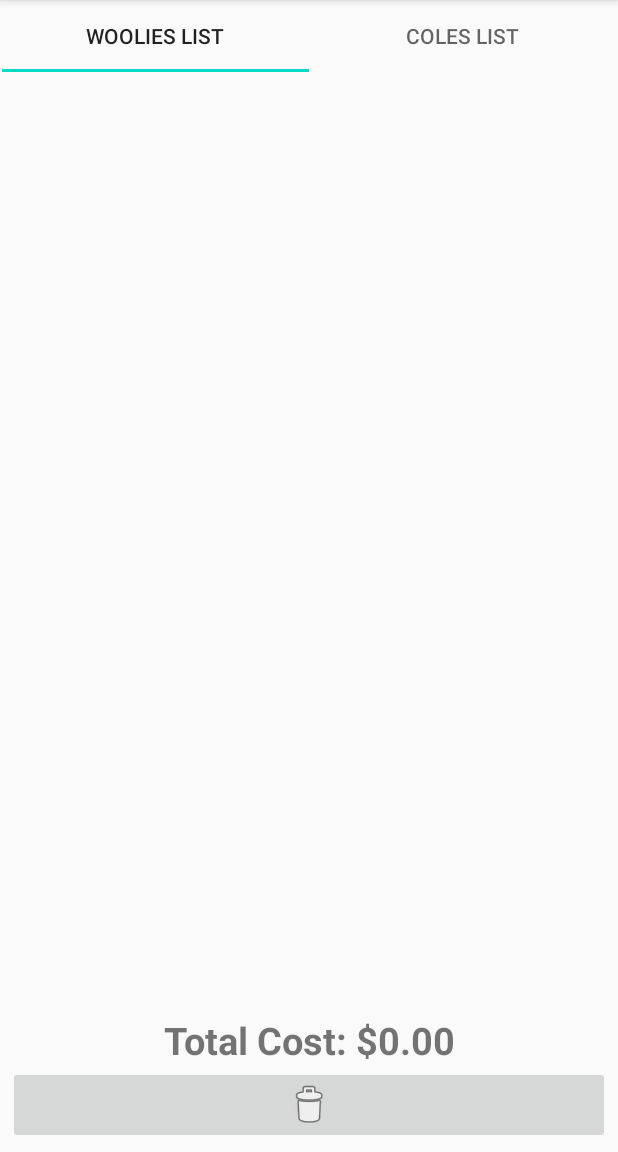
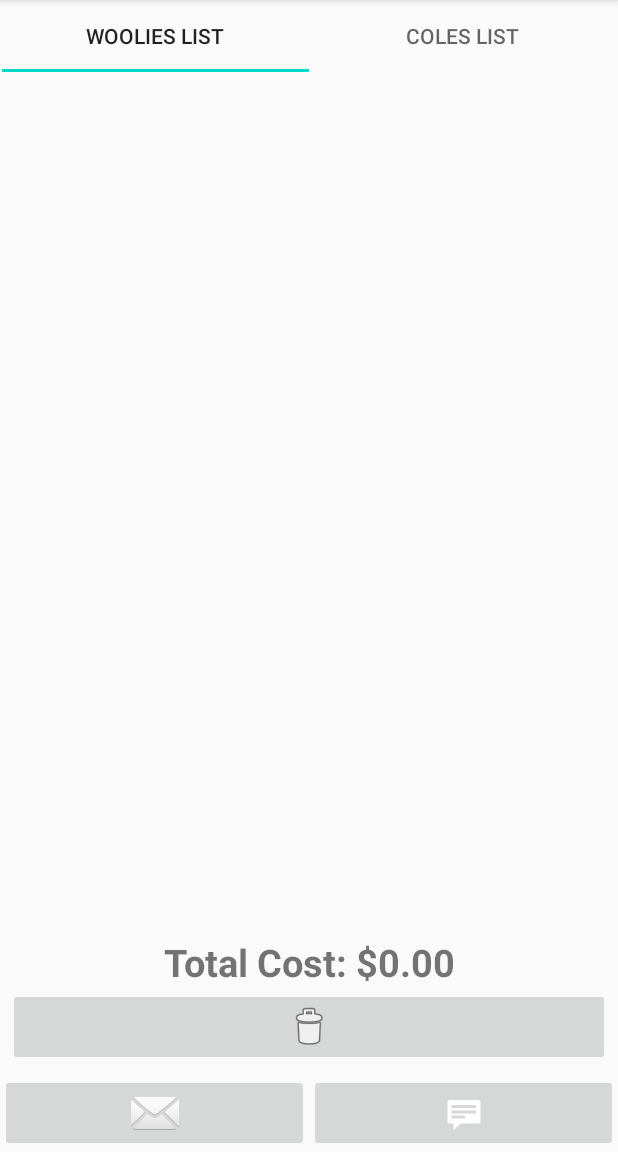
Before and after one commit to LakshanMartin/Weekly_Specials, an Android app: the ShoppingListsActivity screen opened directly, with no data from a screen before it, on a phone screen of 412 x 824 dp, the part 84-1236 px from its top. Run offline under Robolectric (Android 15) with nearby library versions, the phone set to English and light mode, and no system bars; 1 statement that could not run was skipped.

Commit message:
New Features: - New list layout - Can now email lists
TODO:
- SMS lists
- Implement AsyncTask or Pipeline for database operations
- Colourise tabs in shopping list activity

```diff
--- a/app/src/main/java/curtin/edu/au/weeklyspecials/Fragments/WooliesListFragment.java
+++ b/app/src/main/java/curtin/edu/au/weeklyspecials/Fragments/WooliesListFragment.java
@@ -1,5 +1,7 @@
 package curtin.edu.au.weeklyspecials.Fragments;
 
+import android.app.AlertDialog;
+import android.content.DialogInterface;
 import android.content.Intent;
 import android.database.Cursor;
 import android.os.Bundle;
@@ -10,9 +12,11 @@ import androidx.fragment.app.Fragment;
 import androidx.recyclerview.widget.GridLayoutManager;
 import androidx.recyclerview.widget.RecyclerView;
 
+import android.util.Log;
 import android.view.LayoutInflater;
 import android.view.View;
 import android.view.ViewGroup;
+import android.widget.EditText;
 import android.widget.ImageButton;
 import android.widget.TextView;
 
@@ -117,7 +121,7 @@ public class WooliesListFragment extends Fragment
     private class ItemDataVHolder extends RecyclerView.ViewHolder
     {
         private TextView txtVDesc, txtVCost, txtVQty;
-        private ImageButton imgBDelete;
+        private ImageButton imgBEditItem, imgBDelete;
 
         public ItemDataVHolder(LayoutInflater inflater, ViewGroup parent)
         {
@@ -125,7 +129,55 @@ public class WooliesListFragment extends Fragment
             txtVDesc = (TextView)itemView.findViewById(R.id.txtVDesc);
             txtVCost = (TextView)itemView.findViewById(R.id.txtVCost);
             txtVQty = (TextView)itemView.findViewById(R.id.txtVQty);
+            imgBEditItem = (ImageButton)itemView.findViewById(R.id.imgBEditItem);
             imgBDelete = (ImageButton)itemView.findViewById(R.id.imgBDelete);
+
+            /*imgBEditItem.setOnClickListener(new View.OnClickListener()
+            {
+                @Override
+                public void onClick(View view)
+                {
+
+                    AlertDialog.Builder builder = new AlertDialog.Builder(getActivity(), R.style.Theme_AppCompat_DayNight_Dialog_Alert);
+
+                    final View customLayout = getLayoutInflater().inflate(R.layout.edit_item_layout, null);
+
+                    //INSTANTIATE new layout
+                    final EditText popupDesc = (EditText)customLayout.findViewById(R.id.popupDesc);
+                    final EditText popupCost = (EditText)customLayout.findViewById(R.id.popupCost);
+                    final EditText popupQty = (EditText)customLayout.findViewById(R.id.popupQty);
+
+                    builder.setView(customLayout);
+
+                    builder.setTitle("Edit Item Details");
+
+                    builder.setPositiveButton("Ok", new DialogInterface.OnClickListener()
+                    {
+                        @Override
+                        public void onClick(DialogInterface dialogInterface, int i)
+                        {
+                            int itemPosition = getAbsoluteAdapterPosition();
+                            ItemData toEdit = wooliesList.getShoppingList().get(itemPosition);
+
+                            popupDesc.setText("Hello");
+                            Log.d("Desc", toEdit.getDesc());
+                            popupCost.setText(Double.toString(toEdit.getCost()));
+
+                            popupQty.setText(toEdit.getQty());
+                        }
+                    }).setNegativeButton("Cancel", new DialogInterface.OnClickListener()
+                    {
+                        @Override
+                        public void onClick(DialogInterface dialogInterface, int i)
+                        {
+                            dialogInterface.cancel();
+                        }
+                    });
+
+                    AlertDialog dialog = builder.create();
+                    dialog.show();
+                }
+            });*/
 
             imgBDelete.setOnClickListener(new View.OnClickListener()
             {
--- a/app/src/main/java/curtin/edu/au/weeklyspecials/ShoppingListsActivity.java
+++ b/app/src/main/java/curtin/edu/au/weeklyspecials/ShoppingListsActivity.java
@@ -5,6 +5,8 @@ import androidx.viewpager.widget.ViewPager;
 
 import android.content.Intent;
 import android.os.Bundle;
+import android.view.View;
+import android.widget.ImageButton;
 
 import com.google.android.material.tabs.TabItem;
 import com.google.android.material.tabs.TabLayout;
@@ -15,6 +17,7 @@ public class ShoppingListsActivity extends AppCompatActivity
 {
     private TabLayout tabLayout;
     private ViewPager viewPager;
+    private ImageButton imgBEmail, imgBSMS;
 
     @Override
     protected void onCreate(Bundle savedInstanceState)
@@ -26,6 +29,8 @@ public class ShoppingListsActivity extends AppCompatActivity
         TabItem wooliesTab = findViewById(R.id.wooliesTab);
         TabItem colesTab = findViewById(R.id.colesTab);
         viewPager = findViewById(R.id.viewPager);
+        imgBEmail = (ImageButton) findViewById(R.id.imgBEmail);
+        imgBSMS = (ImageButton) findViewById(R.id.imgBSMS);
 
         PagerAdapter pagerAdapter =
                 new PagerAdapter(getSupportFragmentManager(),
@@ -59,6 +64,16 @@ public class ShoppingListsActivity extends AppCompatActivity
 
             }
         });
+
+        imgBEmail.setOnClickListener(new View.OnClickListener()
+        {
+            @Override
+            public void onClick(View view)
+            {
+                Intent intent = new Intent(ShoppingListsActivity.this, EmailListActivity.class);
+                startActivity(intent);
+            }
+        });
     }
 
     private void setActiveTab(int listID)
--- a/app/src/main/res/layout/activity_shopping_lists.xml
+++ b/app/src/main/res/layout/activity_shopping_lists.xml
@@ -36,13 +36,33 @@
         android:id="@+id/viewPager"
         android:layout_width="0dp"
         android:layout_height="0dp"
-        android:layout_marginTop="5dp"
-        android:layout_marginLeft="5dp"
-        android:layout_marginRight="5dp"
-        android:layout_marginBottom="5dp"
+        android:layout_margin="5dp"
         app:layout_constraintTop_toBottomOf="@+id/tabBar"
         app:layout_constraintStart_toStartOf="parent"
         app:layout_constraintEnd_toEndOf="parent"
-        app:layout_constraintBottom_toBottomOf="parent"/>
+        app:layout_constraintBottom_toTopOf="@+id/imgBEmail"/>
+
+    <ImageButton
+        android:id="@+id/imgBEmail"
+        android:layout_width="0dp"
+        android:layout_height="wrap_content"
+        app:layout_constraintWidth_default="percent"
+        app:layout_constraintWidth_percent="0.50"
+        android:src="@android:drawable/ic_dialog_email"
+        app:layout_constraintBottom_toBottomOf="parent"
+        app:layout_constraintStart_toStartOf="parent" />
+
+    <ImageButton
+        android:id="@+id/imgBSMS"
+        android:layout_width="0dp"
+        android:layout_height="0dp"
+        app:layout_constraintWidth_default="percent"
+        app:layout_constraintWidth_percent="0.50"
+        android:src="@android:drawable/stat_notify_chat"
+        app:layout_constraintBottom_toBottomOf="parent"
+        app:layout_constraintStart_toEndOf="@+id/imgBEmail"
+        app:layout_constraintTop_toTopOf="@+id/imgBEmail"/>
+
+
 
 </androidx.constraintlayout.widget.ConstraintLayout>
--- a/app/src/main/res/values/strings.xml
+++ b/app/src/main/res/values/strings.xml
@@ -31,4 +31,8 @@
     <string name="clear_list">Clear Lists</string>
     <string name="edit_cost">Cost</string>
     <string name="edit_qty">Qty</string>
+    <string name="to">To:</string>
+    <string name="subject">Subject:</string>
+    <string name="message">Message:</string>
+    <string name="send">Send</string>
 </resources>
```
Also changed, not shown: app/src/main/AndroidManifest.xml (+12 -4 lines), app/src/main/java/curtin/edu/au/weeklyspecials/EmailListActivity.java (added, +105 -0 lines), app/src/main/res/layout/activity_email_list.xml (added, +82 -0 lines), app/src/main/res/layout/edit_item_layout.xml (added, +38 -0 lines), app/src/main/res/layout/list_item_layout.xml (+25 -14 lines).
